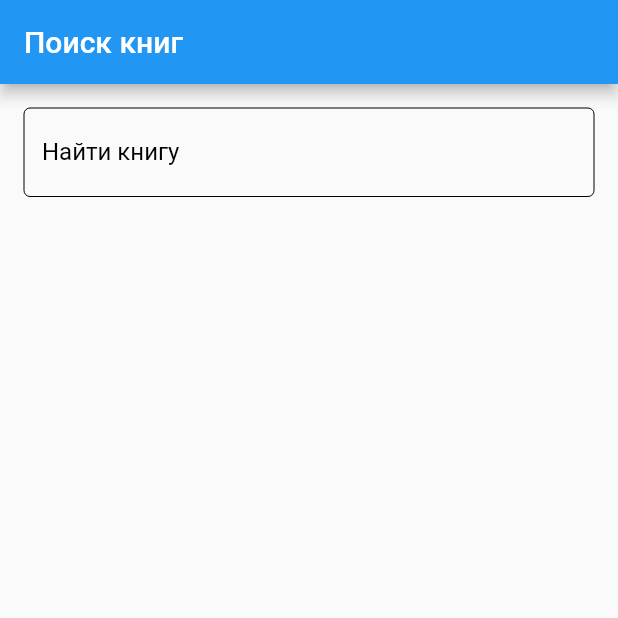
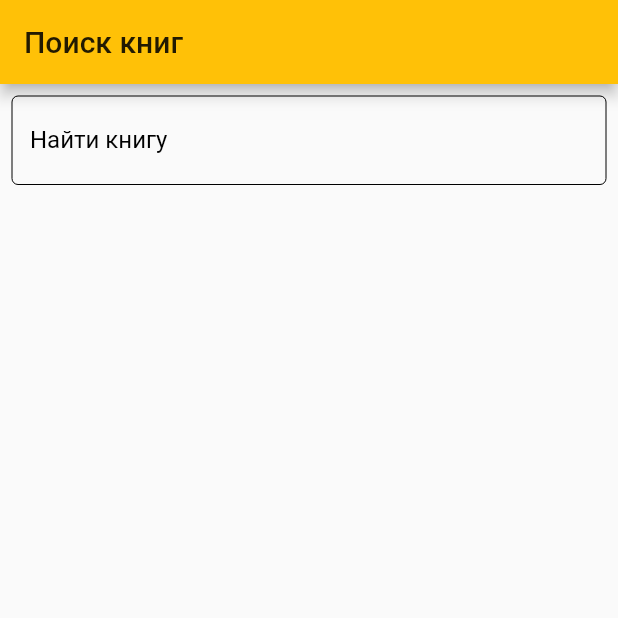
Before and after one commit to Andrei-Pronko/flutter_test_application, a Flutter app: the screen it shows after launch, on a phone screen of 412 x 824 dp, the top half of it. Run offline on Flutter 3.47's test engine with Material 2 defaults, Android fonts, the phone set to English and light mode, and no system bars; our stand-ins replace rxdart; statements that could not run were skipped.

Commit message:
some fixes

```diff
--- a/lib/main.dart
+++ b/lib/main.dart
@@ -12,16 +12,7 @@ class MyApp extends StatelessWidget {
     return MaterialApp(
       title: 'Flutter Demo',
       theme: ThemeData(
-        // This is the theme of your application.
-        //
-        // Try running your application with "flutter run". You'll see the
-        // application has a blue toolbar. Then, without quitting the app, try
-        // changing the primarySwatch below to Colors.green and then invoke
-        // "hot reload" (press "r" in the console where you ran "flutter run",
-        // or simply save your changes to "hot reload" in a Flutter IDE).
-        // Notice that the counter didn't reset back to zero; the application
-        // is not restarted.
-        primarySwatch: Colors.blue,
+        primarySwatch: Colors.amber,
       ),
       home: SearchScreen(title: 'Поиск книг'),
     );
@@ -79,8 +70,7 @@ class _SearchScreenState extends State<SearchScreen> {
 
   void _onNext(dynamic book) {
     setState(() {
-      _items.add(Book(book["title"],
-          book["imageLinks"]["thumbnail"]));
+      _items.add(Book(book["title"], book["imageLinks"]["thumbnail"]));
     });
   }
 
@@ -105,11 +95,9 @@ class _SearchScreenState extends State<SearchScreen> {
   @override
   Widget build(BuildContext context) {
     return Scaffold(
-      appBar: AppBar(
-        title: Text(widget.title),
-      ),
+      appBar: AppBar(title: Text(widget.title)),
       body: Container(
-        padding: EdgeInsets.all(16.0),
+        padding: EdgeInsets.all(8.0),
         child: Column(
           mainAxisAlignment: MainAxisAlignment.start,
           children: <Widget>[
@@ -123,7 +111,7 @@ class _SearchScreenState extends State<SearchScreen> {
               onChanged: (string) => subject.add(string),
             ),
             Container(
-              padding: EdgeInsets.all(16.0),
+              padding: EdgeInsets.all(8.0),
               child: _isLoading ? CircularProgressIndicator() : Container(),
             ),
             Flexible(
```
Also changed, not shown: 2 other files.
